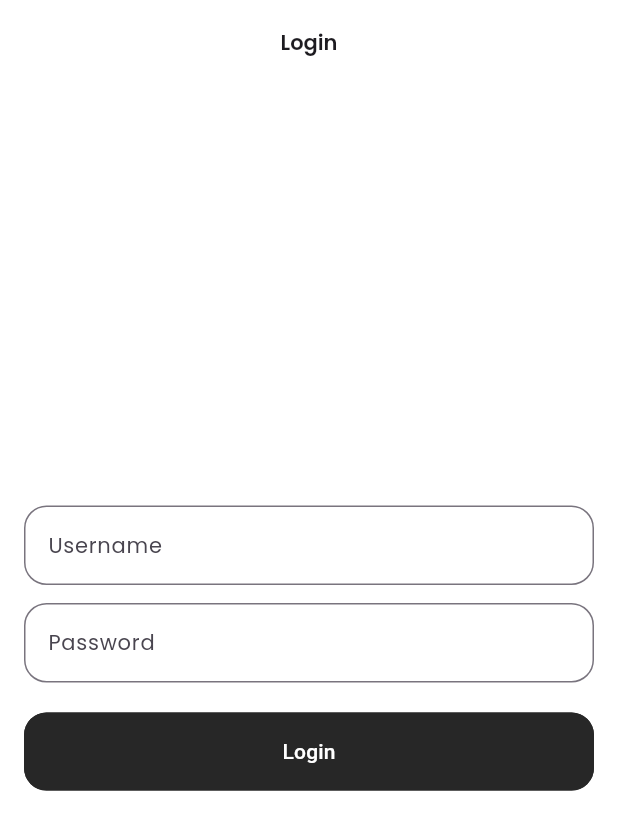
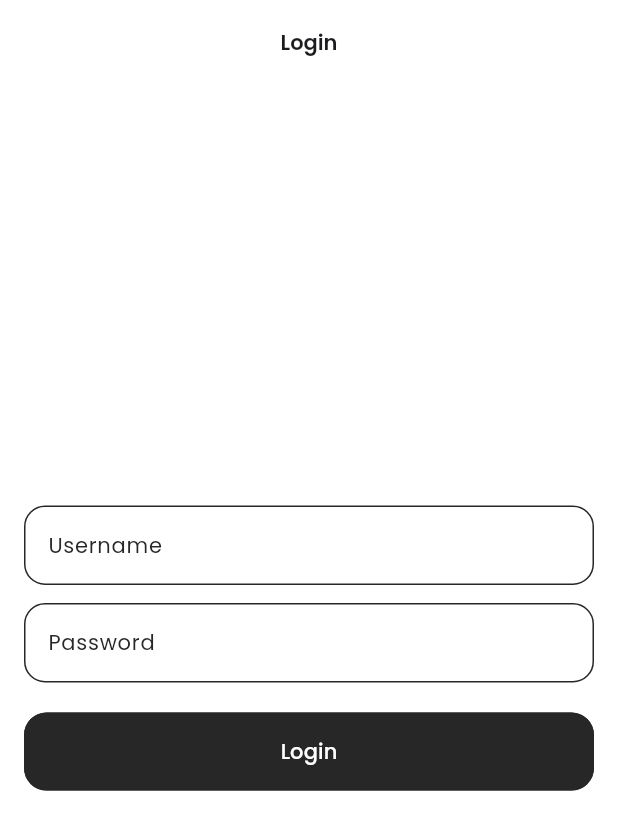
Before and after one commit to indunil-jay/nook, a Flutter app: the screen it shows after launch, on a phone screen of 412 x 824 dp. Shown: the top 830 px of the screen. Run offline on Flutter 3.47's test engine with Material 3 defaults, Android fonts, the phone set to English and light mode, and no system bars; our stand-ins replace dio, equatable, flutter_bloc, get_it, go_router, google_fonts and 1 more.

Commit message:
feat : add more theme configurations

```diff
--- a/lib/app/themes/app_theme.dart
+++ b/lib/app/themes/app_theme.dart
@@ -2,6 +2,9 @@
 
 import 'package:flutter/material.dart';
 import 'package:nook/app/themes/widget_themes/appbar_theme.dart';
+import 'package:nook/app/themes/widget_themes/bottom_sheet_theme.dart';
+import 'package:nook/app/themes/widget_themes/checkbox_theme.dart';
+import 'package:nook/app/themes/widget_themes/chip_theme.dart';
 import 'package:nook/app/themes/widget_themes/elevated_button_theme.dart';
 import 'package:nook/app/themes/widget_themes/outlined_button_theme.dart';
 import 'package:nook/app/themes/widget_themes/text_field_theme.dart';
@@ -11,19 +14,32 @@ class  AppTheme {
   const AppTheme._();
 
  static ThemeData lightTheme = ThemeData(
+    useMaterial3: true  ,
+    fontFamily: 'Poppins',
+    brightness: Brightness.light,
+    primaryColor: Colors.blue,
+    textTheme: TTextTheme.lightTextTheme,
+    chipTheme: TChipTheme.lightChipTheme,
+    checkboxTheme: TCheckboxTheme.lightCheckboxTheme,
     scaffoldBackgroundColor: Colors.white,
-    brightness: Brightness.light,
-    textTheme: TTextTheme.lightTextTheme,
     appBarTheme: TAppBarTheme.lightAppBarTheme,
+    bottomSheetTheme: TBottomSheetTheme.lightBottomSheetTheme,
     elevatedButtonTheme: TElevatedButtonTheme.lightElevatedButtonTheme,
     outlinedButtonTheme: TOutlinedButtonTheme.lightOutlinedButtonTheme,
     inputDecorationTheme: TTextFormFieldTheme.lightInputDecorationTheme,
   );
 
   static ThemeData darkTheme = ThemeData(
+    useMaterial3: true  ,
+    fontFamily: 'Poppins',
     brightness: Brightness.dark,
+    primaryColor: Colors.blue,
+    chipTheme: TChipTheme.darkChipTheme,
     textTheme: TTextTheme.darkTextTheme,
+    checkboxTheme: TCheckboxTheme.darkCheckboxTheme,
+    scaffoldBackgroundColor: Colors.black,
     appBarTheme: TAppBarTheme.darkAppBarTheme,
+    bottomSheetTheme: TBottomSheetTheme.darkBottomSheetTheme,
     elevatedButtonTheme: TElevatedButtonTheme.darkElevatedButtonTheme,
     outlinedButtonTheme: TOutlinedButtonTheme.darkOutlinedButtonTheme,
     inputDecorationTheme: TTextFormFieldTheme.darkInputDecorationTheme,
--- /dev/null
+++ b/lib/app/themes/widget_themes/bottom_sheet_theme.dart
@@ -0,0 +1,32 @@
+
+
+import 'package:flutter/material.dart';
+import 'package:nook/app/constants/colors.dart';
+
+class TBottomSheetTheme {
+  TBottomSheetTheme._();
+
+  static BottomSheetThemeData lightBottomSheetTheme = BottomSheetThemeData(
+    showDragHandle: true,
+    backgroundColor: TColors.lightBackground,
+    modalBackgroundColor: TColors.lightBackground,
+    constraints: const BoxConstraints(minWidth: double.infinity ),
+    shape: RoundedRectangleBorder(
+      borderRadius: BorderRadius.vertical(
+        top: Radius.circular(16.0),
+      ),
+    ),
+  );
+
+  static BottomSheetThemeData darkBottomSheetTheme = BottomSheetThemeData(
+    showDragHandle: true,
+    backgroundColor: TColors.darkBackground,
+    modalBackgroundColor: TColors.darkBackground,
+    constraints: const BoxConstraints(minWidth: double.infinity ),
+    shape: RoundedRectangleBorder(
+      borderRadius: BorderRadius.vertical(
+        top: Radius.circular(16.0),
+      ),
+    ),
+  );
+}
--- /dev/null
+++ b/lib/app/themes/widget_themes/checkbox_theme.dart
@@ -0,0 +1,48 @@
+
+
+import 'package:flutter/material.dart';
+
+class TCheckboxTheme {
+  TCheckboxTheme._();
+
+  /* -- Light Checkbox Theme -- */
+  static CheckboxThemeData lightCheckboxTheme = CheckboxThemeData(
+    shape: RoundedRectangleBorder(
+      borderRadius: BorderRadius.circular(4.0),
+    ),
+    checkColor: WidgetStateProperty.resolveWith((states){
+      if(states.contains(WidgetState.selected)){
+        return Colors.white;
+      }
+      return Colors.transparent;
+    })
+    ,
+    fillColor:  WidgetStateProperty.resolveWith((states){
+      if(states.contains(WidgetState.selected)){
+        return Colors.blue;
+      }
+      return Colors.transparent;
+    }),
+  );
+
+
+  /* -- Dark Checkbox Theme -- */
+  static CheckboxThemeData darkCheckboxTheme = CheckboxThemeData(
+    shape: RoundedRectangleBorder(
+      borderRadius: BorderRadius.circular(4.0),
+    ),
+    checkColor: WidgetStateProperty.resolveWith((states){
+      if(states.contains(WidgetState.selected)){
+        return Colors.white;
+      }
+      return Colors.black;
+    })
+    ,
+    fillColor:  WidgetStateProperty.resolveWith((states){
+      if(states.contains(WidgetState.selected)){
+        return Colors.blue;
+      }
+      return Colors.transparent;
+    }),
+  );
+}
--- /dev/null
+++ b/lib/app/themes/widget_themes/chip_theme.dart
@@ -0,0 +1,23 @@
+import 'package:flutter/material.dart';
+
+class TChipTheme {
+  TChipTheme._();
+
+  static ChipThemeData lightChipTheme = ChipThemeData(
+
+   disabledColor: Colors.grey.withValues(alpha: 0.4),
+   labelStyle: TextStyle(color: Colors.black),
+   selectedColor: Colors.blue,
+   padding: const EdgeInsets.symmetric(horizontal: 12.0, vertical: 12),
+   checkmarkColor: Colors.white,
+  );
+
+  static ChipThemeData darkChipTheme = ChipThemeData(
+
+   disabledColor: Colors.grey,
+   labelStyle: TextStyle(color: Colors.white),
+   selectedColor: Colors.blue,
+   padding: const EdgeInsets.symmetric(horizontal: 12.0, vertical: 12),
+   checkmarkColor: Colors.black,
+  );
+}
--- a/lib/app/themes/widget_themes/text_field_theme.dart
+++ b/lib/app/themes/widget_themes/text_field_theme.dart
@@ -7,19 +7,43 @@ class TTextFormFieldTheme {
   TTextFormFieldTheme._();
 
   static InputDecorationTheme lightInputDecorationTheme = InputDecorationTheme(
+    errorMaxLines: 3,
+    suffixIconColor: TColors.secondary,
     prefixIconColor: TColors.secondary,
+    labelStyle: const TextStyle().copyWith(fontSize: 14, color: TColors.dark),
+    hintStyle: const TextStyle().copyWith(fontSize: 14, color: TColors.dark.withValues(alpha: 0.6)),
+    errorStyle: const TextStyle().copyWith(fontSize: 12, color: TColors.error),
     floatingLabelStyle: const TextStyle(color: TColors.secondary),
     border: OutlineInputBorder(
       borderRadius: BorderRadius.circular(TSizes.borderRadiusLg),
+      borderSide: const BorderSide(width: 1, color: TColors.secondary),
     ),
     focusedBorder: OutlineInputBorder(
       borderRadius: BorderRadius.circular(TSizes.borderRadiusLg),
       borderSide: const BorderSide(width: 2, color: TColors.secondary),
     ),
+    enabledBorder:  OutlineInputBorder(
+      borderRadius:  BorderRadius.circular(14),
+      borderSide: BorderSide(width: 1, color: TColors.secondary),
+    ),
+
+    errorBorder: OutlineInputBorder(
+      borderRadius: BorderRadius.circular(TSizes.borderRadiusLg),
+      borderSide: const BorderSide(width: 1, color: TColors.error),
+    ),
+    focusedErrorBorder: OutlineInputBorder(
+      borderRadius: BorderRadius.circular(TSizes.borderRadiusLg),
+      borderSide: const BorderSide(width: 2, color: TColors.error),
+    ),
   );
 
   static InputDecorationTheme darkInputDecorationTheme = InputDecorationTheme(
     prefixIconColor: TColors.primary,
+       errorMaxLines: 3,
+    suffixIconColor: TColors.secondary,
+    labelStyle: const TextStyle().copyWith(fontSize: 14, color: TColors.dark),
+    hintStyle: const TextStyle().copyWith(fontSize: 14, color: TColors.dark.withValues(alpha: 0.6)),
+    errorStyle: const TextStyle().copyWith(fontSize: 12, color: TColors.error),
     floatingLabelStyle: const TextStyle(color: TColors.primary),
     border: OutlineInputBorder(
       borderRadius: BorderRadius.circular(TSizes.borderRadiusLg),
@@ -28,5 +52,18 @@ class TTextFormFieldTheme {
       borderRadius: BorderRadius.circular(TSizes.borderRadiusLg),
       borderSide: const BorderSide(width: 2, color: TColors.primary),
     ),
+      errorBorder: OutlineInputBorder(
+      borderRadius: BorderRadius.circular(TSizes.borderRadiusLg),
+      borderSide: const BorderSide(width: 1, color: TColors.error),
+    ),
+    focusedErrorBorder: OutlineInputBorder(
+      borderRadius: BorderRadius.circular(TSizes.borderRadiusLg),
+      borderSide: const BorderSide(width: 2, color: TColors.error),
+    ),
+      enabledBorder:  OutlineInputBorder(
+      borderRadius:  BorderRadius.circular(14),
+      borderSide: BorderSide(width: 1, color: TColors.secondary),
+    ),
+
   );
 }
--- a/lib/app/themes/widget_themes/text_theme.dart
+++ b/lib/app/themes/widget_themes/text_theme.dart
@@ -1,7 +1,7 @@
 import 'package:flutter/material.dart';
 import 'package:google_fonts/google_fonts.dart';
+import 'package:nook/app/constants/colors.dart';
 
-import '../../constants/colors.dart';
 
 /* -- Light & Dark Text Themes -- */
 class TTextTheme {
```
